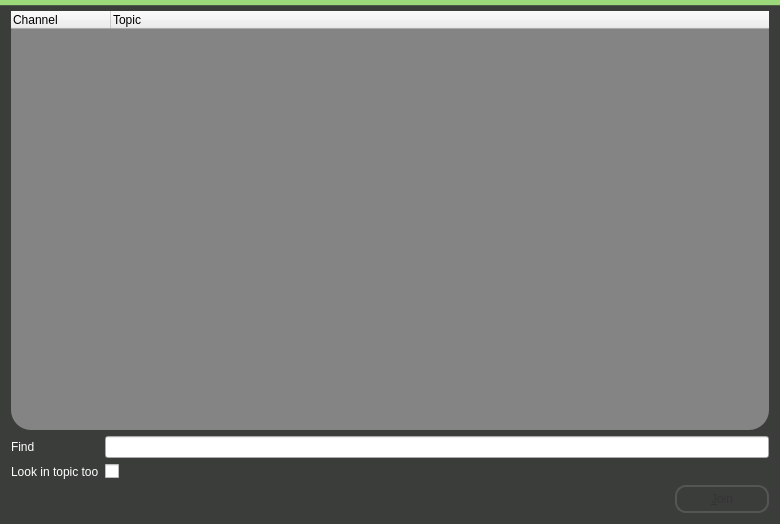
Old version of the form src/client/gui/livejamming/app/chanlist.ui in the repository sush/Live-Jamming.
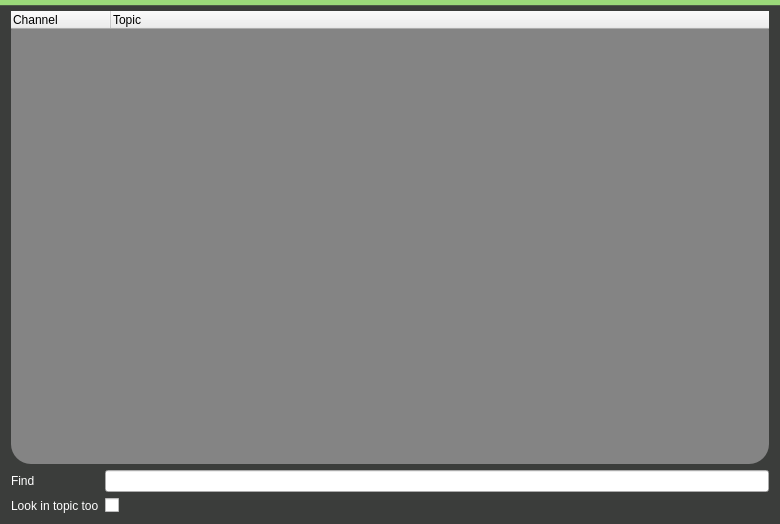
New version of the form. Custom widgets are drawn as their Qt base class.

Commit message: you can now join a chan in the chan search dialog

```diff
--- a/src/client/gui/livejamming/app/chanlist.ui
+++ b/src/client/gui/livejamming/app/chanlist.ui
@@ -100,27 +100,15 @@
      </item>
     </layout>
    </item>
-   <item>
-    <widget class="QPushButton" name="pushButton">
-     <property name="sizePolicy">
-      <sizepolicy hsizetype="Maximum" vsizetype="Maximum">
-       <horstretch>0</horstretch>
-       <verstretch>0</verstretch>
-      </sizepolicy>
-     </property>
-     <property name="layoutDirection">
-      <enum>Qt::RightToLeft</enum>
-     </property>
-     <property name="text">
-      <string>&amp;Join</string>
-     </property>
-     <attribute name="buttonGroup">
-      <string>buttonGroup</string>
-     </attribute>
-    </widget>
-   </item>
   </layout>
  </widget>
+ <customwidgets>
+  <customwidget>
+   <class>ChannelList</class>
+   <extends>QTreeWidget</extends>
+   <header location="global">channellist.h</header>
+  </customwidget>
+ </customwidgets>
  <resources/>
  <connections/>
  <buttongroups>
```
Left out of the diff: 2 changed lines with no effect on the pictures. The commit also changes 8 other files.
